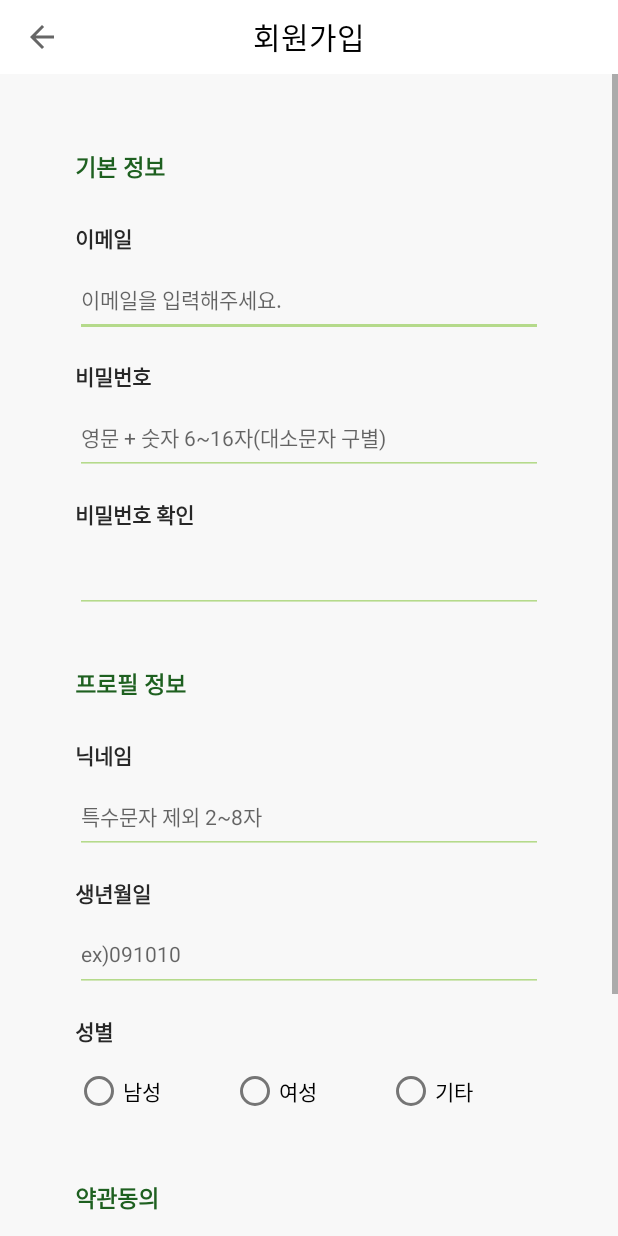
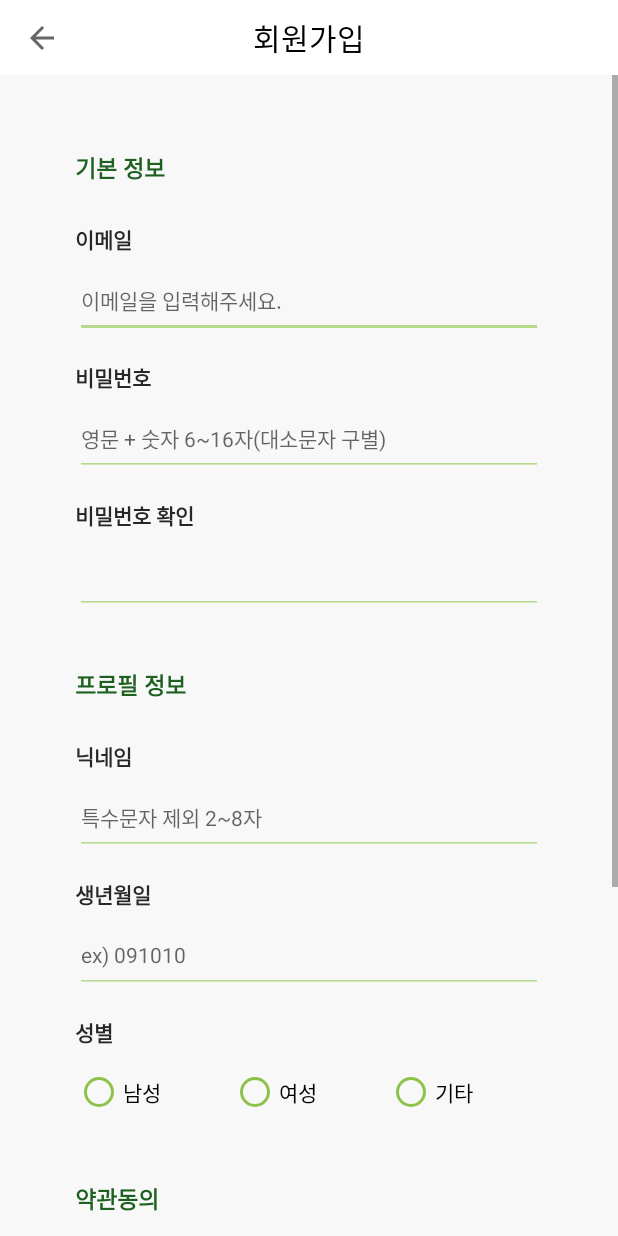
Before and after one commit to pachuho/myCloset, an Android app: the SignUpEmailActivity screen opened directly, with no data from a screen before it, on a phone screen of 412 x 824 dp. Run offline under Robolectric (Android 15) with nearby library versions, the light colour scheme and no system bars.

Commit message:
finish sign_up_email.xml

```diff
--- a/app/src/main/AndroidManifest.xml
+++ b/app/src/main/AndroidManifest.xml
@@ -10,7 +10,7 @@
         android:supportsRtl="true"
         android:theme="@style/Theme.MyCloset">
         <activity android:name=".SignUpEmailActivity"
-            android:windowSoftInputMode="adjustPan"/>
+            android:windowSoftInputMode="adjustResize"/>
         <activity android:name=".LoginActivity">
             <intent-filter>
                 <action android:name="android.intent.action.MAIN"/>
--- a/app/src/main/res/layout/activity_sign_up_email.xml
+++ b/app/src/main/res/layout/activity_sign_up_email.xml
@@ -9,8 +9,7 @@
     <androidx.appcompat.widget.Toolbar
         android:id="@+id/toolbar"
         android:layout_width="match_parent"
-        android:layout_height="0dp"
-        android:layout_weight="6"
+        android:layout_height="50dp"
         android:gravity="center">
         <TextView
             android:layout_width="wrap_content"
@@ -24,8 +23,7 @@
 
     <ScrollView
         android:layout_width="match_parent"
-        android:layout_height="0dp"
-        android:layout_weight="94"
+        android:layout_height="match_parent"
         android:background="@color/whiteBack">
 
         <LinearLayout
@@ -78,6 +76,8 @@
                 android:layout_marginBottom="15dp"
                 android:hint="영문 + 숫자 6~16자(대소문자 구별)"
                 android:textSize="14sp"
+                android:inputType="textPassword"
+                android:maxLength="16"
                 android:minHeight="50dp"
                 android:backgroundTint="@color/greenWhite2"/>
 
@@ -96,6 +96,8 @@
                 android:layout_height="wrap_content"
                 android:layout_marginBottom="15dp"
                 android:textSize="14sp"
+                android:inputType="textPassword"
+                android:maxLength="16"
                 android:minHeight="50dp"
                 android:backgroundTint="@color/greenWhite2"/>
 
@@ -145,8 +147,10 @@
                 android:layout_width="match_parent"
                 android:layout_height="wrap_content"
                 android:layout_marginBottom="15dp"
-                android:hint="ex)091010"
+                android:hint="ex) 091010"
                 android:textSize="14sp"
+                android:inputType="number"
+                android:maxLength="6"
                 android:minHeight="50dp"
                 android:backgroundTint="@color/greenWhite2"/>
 
@@ -169,19 +173,22 @@
                     android:layout_width="wrap_content"
                     android:layout_height="wrap_content"
                     android:layout_weight="1"
-                    android:text="남성"/>
+                    android:text="남성"
+                    android:buttonTint="@color/greenWhite"/>
                 <RadioButton
                     android:id="@+id/rb_woman"
                     android:layout_width="wrap_content"
                     android:layout_height="wrap_content"
                     android:layout_weight="1"
-                    android:text="여성"/>
+                    android:text="여성"
+                    android:buttonTint="@color/greenWhite"/>
                 <RadioButton
                     android:id="@+id/rb_etc"
                     android:layout_width="wrap_content"
                     android:layout_height="wrap_content"
                     android:layout_weight="1"
-                    android:text="기타"/>
+                    android:text="기타"
+                    android:buttonTint="@color/greenWhite"/>
             </RadioGroup>
 
             <View
@@ -191,7 +198,7 @@
             <TextView
                 android:layout_width="match_parent"
                 android:layout_height="wrap_content"
-                android:layout_marginBottom="25dp"
+                android:layout_marginBottom="5dp"
                 android:text="약관동의"
                 android:textSize="15sp"
                 android:textStyle="bold"
@@ -205,7 +212,8 @@
                     android:id="@+id/cb_all"
                     android:layout_width="0dp"
                     android:layout_height="wrap_content"
-                    android:layout_weight="1"/>
+                    android:layout_weight="1"
+                    android:buttonTint="@color/greenWhite"/>
 
                 <TextView
                     android:layout_width="0dp"
@@ -213,7 +221,7 @@
                     android:layout_weight="9"
                     android:text="모든 운영방침에 동의합니다."
                     android:textSize="14sp"
-                    android:textColor="@color/black2"/>
+                    android:textColor="@color/black2" />
             </LinearLayout>
 
             <LinearLayout
@@ -224,7 +232,8 @@
                     android:id="@+id/cb_privacy"
                     android:layout_width="0dp"
                     android:layout_height="wrap_content"
-                    android:layout_weight="1"/>
+                    android:layout_weight="1"
+                    android:buttonTint="@color/greenWhite"/>
 
                 <TextView
                     android:layout_width="0dp"
@@ -243,7 +252,8 @@
                     android:id="@+id/cb_use"
                     android:layout_width="0dp"
                     android:layout_height="wrap_content"
-                    android:layout_weight="1"/>
+                    android:layout_weight="1"
+                    android:buttonTint="@color/greenWhite"/>
 
                 <TextView
                     android:layout_width="0dp"
@@ -262,7 +272,8 @@
                     android:id="@+id/cb_pushAlarm"
                     android:layout_width="0dp"
                     android:layout_height="wrap_content"
-                    android:layout_weight="1"/>
+                    android:layout_weight="1"
+                    android:buttonTint="@color/greenWhite"/>
 
                 <TextView
                     android:layout_width="0dp"
@@ -273,6 +284,17 @@
                     android:textColor="@color/black2"/>
             </LinearLayout>
 
+            <Button
+                android:id="@+id/btn_signUp"
+                android:layout_width="match_parent"
+                android:layout_height="wrap_content"
+                android:enabled="false"
+                android:text="회원가입"
+                android:textColor="@color/black2" />
+
+            <View
+                android:layout_width="match_parent"
+                android:layout_height="100dp"/>
 
         </LinearLayout>
 
```
